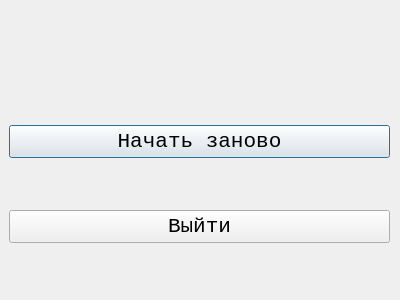
The window that result.ui (Darndaru/Bulls_and_cows) describes before a commit, drawn with Qt 5.
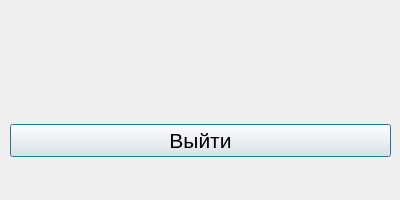
The same window after the commit.

Patch:
```diff
--- a/result.ui
+++ b/result.ui
@@ -7,12 +7,11 @@
     <x>0</x>
     <y>0</y>
     <width>400</width>
-    <height>300</height>
+    <height>200</height>
    </rect>
   </property>
   <property name="font">
    <font>
-    <family>Consolas</family>
     <pointsize>16</pointsize>
    </font>
   </property>
@@ -38,20 +37,13 @@
   <widget class="QWidget" name="verticalLayoutWidget">
    <property name="geometry">
     <rect>
-     <x>9</x>
-     <y>79</y>
+     <x>10</x>
+     <y>90</y>
      <width>381</width>
-     <height>211</height>
+     <height>101</height>
     </rect>
    </property>
    <layout class="QVBoxLayout" name="verticalLayout">
-    <item>
-     <widget class="QPushButton" name="startOver">
-      <property name="text">
-       <string>Начать заново</string>
-      </property>
-     </widget>
-    </item>
     <item>
      <widget class="QPushButton" name="quit">
       <property name="text">
```
